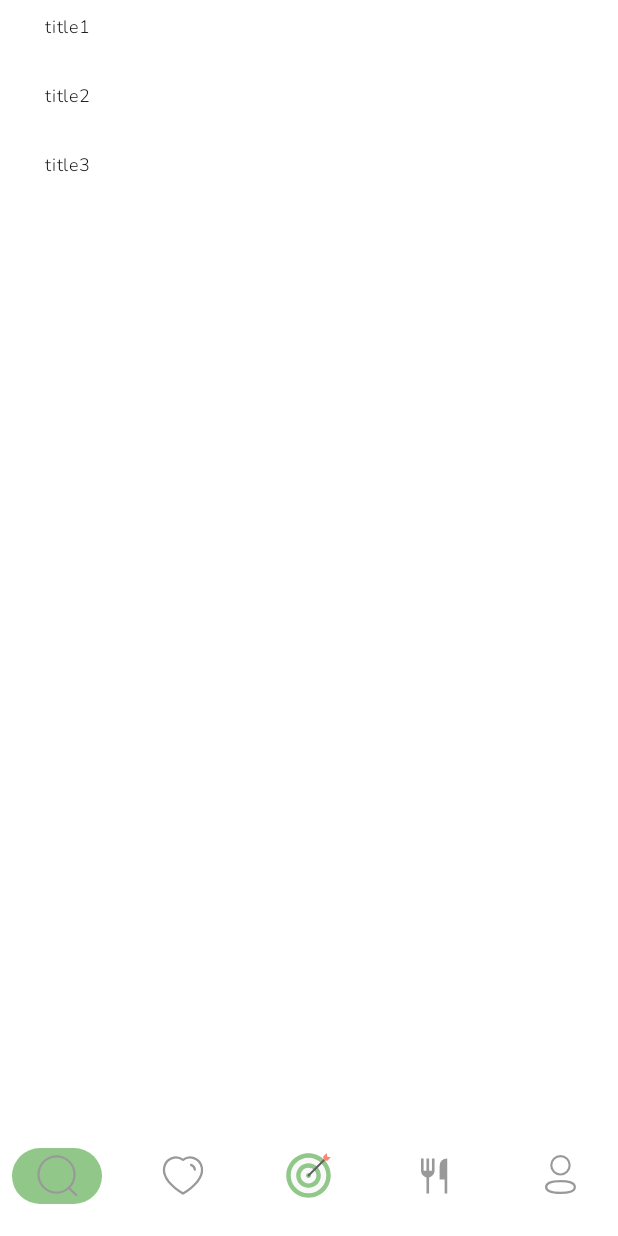
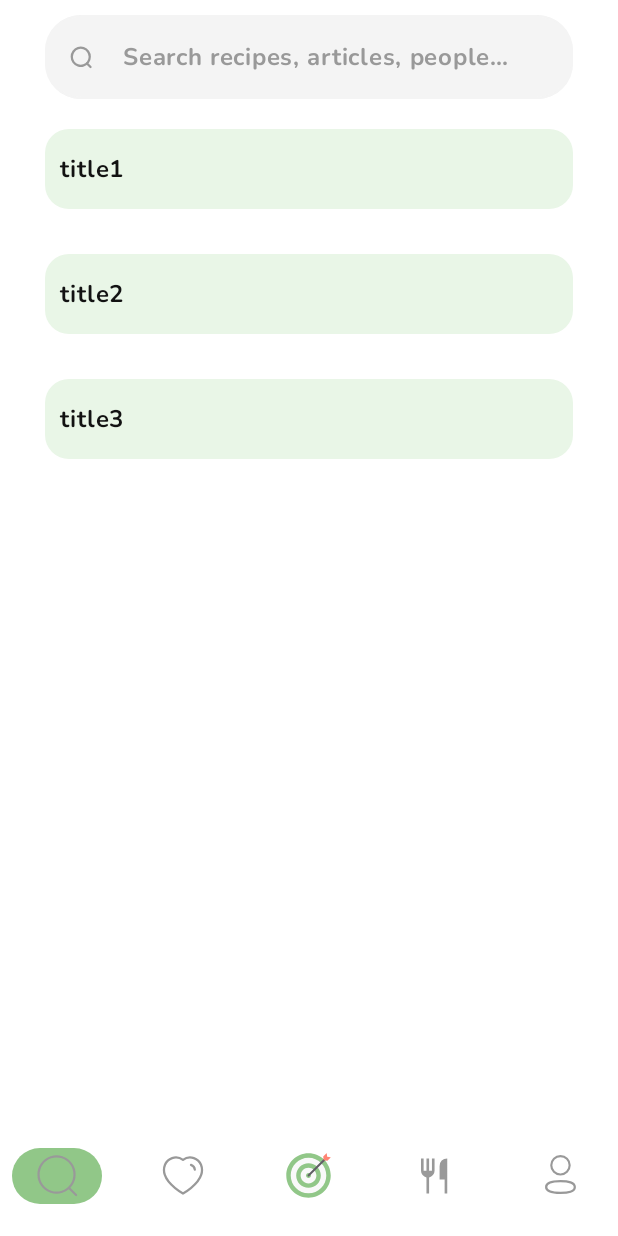
Before and after one commit to ZaurAlimov06/vegsty, an Android app built with Jetpack Compose: the HomeSearchScreen screen opened through its navigation route, on a phone screen of 412 x 824 dp. Run offline under Robolectric (Android 15) with nearby library versions, the phone set to English and light mode, and no system bars; our stand-ins replace Dagger/Hilt's generated code; 1 statement that could not run was skipped.

Commit message:
Search bar on HomeSearch screen

```diff
--- a/app/src/main/java/com/example/myapplication/ui/components/RecipeListItem.kt
+++ b/app/src/main/java/com/example/myapplication/ui/components/RecipeListItem.kt
@@ -1,14 +1,20 @@
 package com.example.myapplication.ui.components
 
+import androidx.compose.foundation.background
 import androidx.compose.foundation.clickable
 import androidx.compose.foundation.layout.Column
 import androidx.compose.foundation.layout.fillMaxWidth
+import androidx.compose.foundation.layout.padding
 import androidx.compose.material3.MaterialTheme
 import androidx.compose.material3.Text
 import androidx.compose.runtime.Composable
 import androidx.compose.ui.Modifier
 import androidx.compose.ui.text.style.TextAlign
+import androidx.compose.ui.tooling.preview.Preview
+import androidx.compose.ui.unit.dp
 import com.example.myapplication.data.remote.dto.Recipe
+import com.example.myapplication.ui.theme.DarkBackgroundColor
+import com.example.myapplication.ui.theme.VegstyTheme
 
 @Composable
 fun RecipeListItem(
@@ -17,19 +23,37 @@ fun RecipeListItem(
 ) {
   Column(
     modifier = Modifier
+      .background(
+        color = MaterialTheme.colorScheme.secondary,
+        shape = MaterialTheme.shapes.medium
+      )
       .clickable(
         onClick = {
           onRecipeClick(recipe)
         }
       )
   ) {
+
+
     Text(
       text = recipe.title,
       textAlign = TextAlign.Start,
       modifier = Modifier
-        .fillMaxWidth(),
-      style = MaterialTheme.typography.bodySmall,
+        .fillMaxWidth()
+        .padding(horizontal = 10.dp, vertical = 16.dp),
+      style = MaterialTheme.typography.bodyLarge,
+      color = DarkBackgroundColor
     )
-
   }
 }
+
+@Preview(showBackground = true)
+@Composable
+fun PreviewRecipeListItem() {
+  VegstyTheme {
+    RecipeListItem(
+      recipe = Recipe(1, "", "detail1", "title1", 14, 15, 16, 17),
+      onRecipeClick = {}
+    )
+  }
+}
--- a/app/src/main/java/com/example/myapplication/ui/screens/homesearch/HomeSearchScreen.kt
+++ b/app/src/main/java/com/example/myapplication/ui/screens/homesearch/HomeSearchScreen.kt
@@ -1,28 +1,27 @@
 package com.example.myapplication.ui.screens.homesearch
 
-import androidx.compose.foundation.layout.Arrangement
-import androidx.compose.foundation.layout.fillMaxSize
-import androidx.compose.foundation.layout.padding
+import androidx.compose.foundation.layout.*
 import androidx.compose.foundation.lazy.LazyColumn
-import androidx.compose.runtime.Composable
-import androidx.compose.runtime.LaunchedEffect
-import androidx.compose.runtime.collectAsState
-import androidx.compose.runtime.getValue
+import androidx.compose.material3.*
+import androidx.compose.runtime.*
 import androidx.compose.ui.Modifier
+import androidx.compose.ui.res.painterResource
+import androidx.compose.ui.res.stringResource
 import androidx.compose.ui.tooling.preview.Preview
+import androidx.compose.ui.unit.dp
+import com.example.myapplication.R
 import com.example.myapplication.data.remote.dto.Recipe
 import com.example.myapplication.ui.components.RecipeListItem
 import com.example.myapplication.ui.model.UiEvent
 import com.example.myapplication.ui.route.NavigationType
-import com.example.myapplication.ui.theme.Dimension
-import com.example.myapplication.ui.theme.LocalSpacing
-import com.example.myapplication.ui.theme.VegstyTheme
+import com.example.myapplication.ui.theme.*
 import kotlinx.coroutines.channels.Channel
 import kotlinx.coroutines.flow.Flow
 import kotlinx.coroutines.flow.MutableStateFlow
 import kotlinx.coroutines.flow.StateFlow
 import kotlinx.coroutines.flow.receiveAsFlow
 
+@ExperimentalMaterial3Api
 @Composable
 fun HomeSearchScreen(
   uiStateFlow: StateFlow<HomeUiState>,
@@ -32,6 +31,10 @@ fun HomeSearchScreen(
   spacing: Dimension = LocalSpacing.current
 ) {
   val uiState by uiStateFlow.collectAsState()
+
+  var searchState by remember {
+    mutableStateOf("")
+  }
 
   LaunchedEffect(true) {
     uiEventFlow.collect { event ->
@@ -44,13 +47,45 @@ fun HomeSearchScreen(
     }
   }
 
-  LazyColumn(
+  Column(
     modifier = Modifier
       .fillMaxSize()
       .padding(
         horizontal = spacing.spaceScreenHorizontalPadding,
         vertical = spacing.spaceScreenVerticalPadding
+      )
+  ) {
+
+    OutlinedTextField(
+      value = searchState,
+      placeholder = { Text(stringResource(id = R.string.homesearch_label_search)) },
+      onValueChange = {
+        searchState = it
+      },
+      shape = MaterialTheme.shapes.large,
+      modifier = Modifier
+        .fillMaxWidth(),
+      leadingIcon = {
+        Icon(
+          painter = painterResource(id = R.drawable.ic_search),
+          contentDescription = stringResource(id = R.string.common_icon_content_description),
+          tint = UnselectColor
+        )
+      },
+      colors = TextFieldDefaults.outlinedTextFieldColors(
+        focusedBorderColor = GrayBackgroundColor,
+        unfocusedBorderColor = GrayBackgroundColor,
+        containerColor = GrayBackgroundColor,
+        placeholderColor = UnselectColor,
+        textColor = UnselectColor
       ),
+      singleLine = true,
+      maxLines = 1
+    )
+
+    LazyColumn(
+      modifier = Modifier
+        .padding(top = 20.dp),
       verticalArrangement = Arrangement.spacedBy(spacing.spaceListItemPadding)
     ) {
 
@@ -64,7 +99,9 @@ fun HomeSearchScreen(
       }
     }
   }
+}
 
+@ExperimentalMaterial3Api
 @Composable
 @Preview(showBackground = true)
 fun PreviewHomeSearchScreen() {
--- a/app/src/main/java/com/example/myapplication/ui/theme/Color.kt
+++ b/app/src/main/java/com/example/myapplication/ui/theme/Color.kt
@@ -10,6 +10,6 @@ val DarkBackgroundColor = Color(0xFF121212)
 
 val WhiteColor = Color(0xFFFFFFFF)
 val BlackColor = Color(0xFF000000)
-val HalfBlackColor = Color(0x80000000)
+val GrayBackgroundColor = Color(0xFFF4F4F4)
 val UnselectColor = Color(0xFF999999)
 val SeparatorColor = Color(0xFFF5F5F5)
--- /dev/null
+++ b/app/src/main/res/drawable/ic_search.xml
@@ -0,0 +1,20 @@
+<vector xmlns:android="http://schemas.android.com/apk/res/android"
+  android:width="16dp"
+  android:height="16dp"
+  android:viewportWidth="16"
+  android:viewportHeight="16">
+  <path
+    android:fillColor="#00000000"
+    android:pathData="M7.844,7.844m-5.992,0a5.992,5.992 0,1 1,11.985 0a5.992,5.992 0,1 1,-11.985 0"
+    android:strokeWidth="1.5"
+    android:strokeColor="#999999"
+    android:strokeLineCap="round"
+    android:strokeLineJoin="round" />
+  <path
+    android:fillColor="#00000000"
+    android:pathData="M12.012,12.323L14.362,14.667"
+    android:strokeWidth="1.5"
+    android:strokeColor="#999999"
+    android:strokeLineCap="round"
+    android:strokeLineJoin="round" />
+</vector>
--- a/app/src/main/res/values/strings.xml
+++ b/app/src/main/res/values/strings.xml
@@ -28,6 +28,7 @@
   <string name="restaurants_title_text_restaurants">Restaurants</string>
 
   <!--    HomeSearch Screen-->
+  <string name="homesearch_label_search">Search recipes, articles, people…</string>
 
   <!--    Goals Screen-->
   <string name="goals_title_text_goals">Goals</string>
```
Lines whose indentation alone changed are shown as unchanged.
